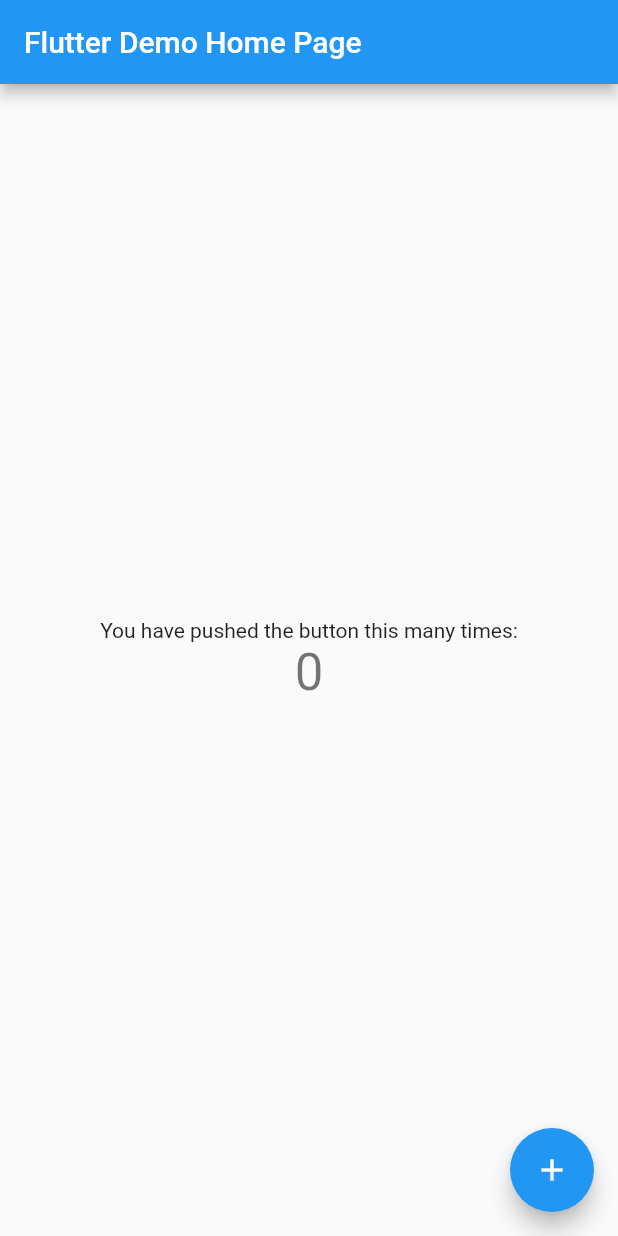
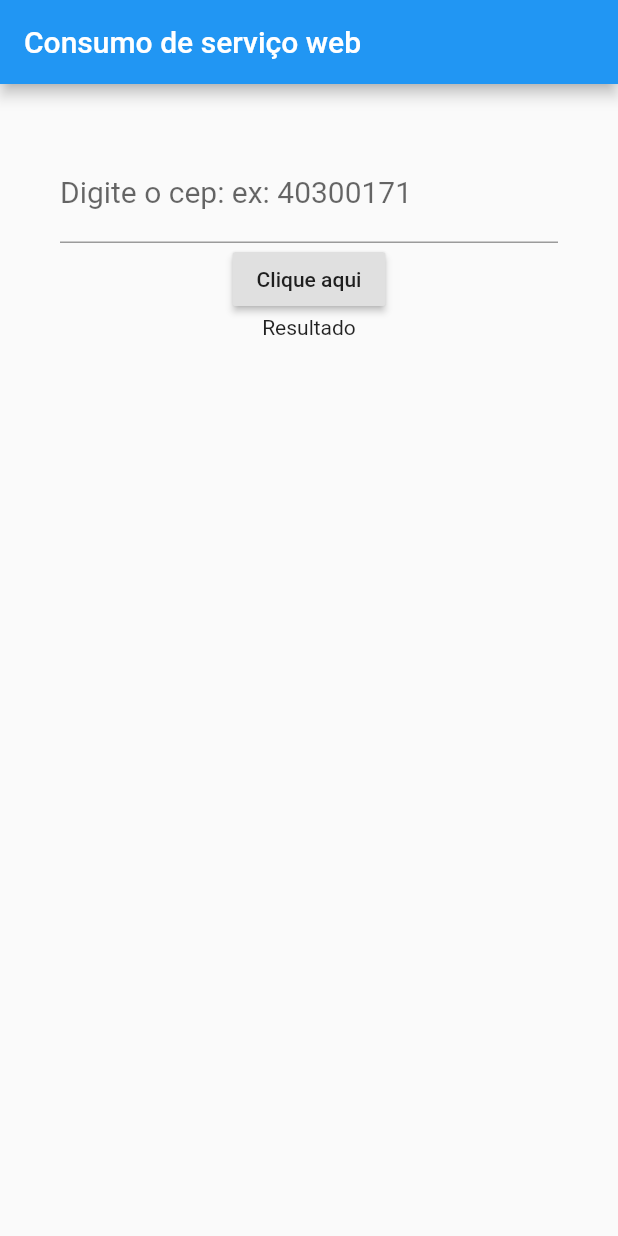
Before and after one commit to viniciusleitelima/consumo_servicos, a Flutter app: the screen it shows after launch, on a phone screen of 412 x 824 dp. Run offline on Flutter 3.47's test engine with Material 2 defaults, Android fonts, the phone set to English and light mode, and no system bars.

Commit message:
busca cep concluido

```diff
--- /dev/null
+++ b/lib/Home.dart
@@ -0,0 +1,69 @@
+import 'package:flutter/material.dart';
+import 'package:http/http.dart' as http;
+import 'dart:convert';
+
+class Home extends StatefulWidget {
+  @override
+  _HomeState createState() => _HomeState();
+}
+
+class _HomeState extends State<Home> {
+
+  TextEditingController _controllerCep = TextEditingController();
+
+  String _resultado = "Resultado";
+
+  _recuperarCep() async {
+
+    String cepDigitado = _controllerCep.text;
+    String url = "https://viacep.com.br/ws/${cepDigitado}/json";
+    http.Response response;
+
+    response = await http.get(url);
+    Map<String, dynamic> retorno = json.decode(response.body);
+    String cep_resposta = retorno["cep"];
+    String complemento = retorno["complemento"];
+    String logradouro = retorno["logradouro"];
+    String bairro = retorno["bairro"];
+    String localidade = retorno["localidade"];
+    String uf = retorno["uf"];
+    String unidade = retorno["unidade"];
+    String ibge = retorno["ibge"];
+    String gia = retorno["gia"];
+
+    setState((){
+      _resultado = "${cep_resposta}, ${complemento}, ${logradouro}, ${bairro}, ${localidade}, ${uf}, ${unidade}, ${ibge}, ${gia}";
+    });
+  }
+
+  @override
+  Widget build(BuildContext context) {
+    return Scaffold(
+      appBar: AppBar(
+        title: Text("Consumo de serviço web"),
+      ),
+      body: Container(
+        padding: EdgeInsets.all(40),
+        child: Column(
+          children: <Widget>[
+            TextField(
+              keyboardType: TextInputType.number,
+              decoration: InputDecoration(
+                labelText: "Digite o cep: ex: 40300171"
+              ),
+              style: TextStyle(
+                fontSize: 20
+              ),
+              controller: _controllerCep,
+            ),
+            RaisedButton(
+              child: Text("Clique aqui"),
+              onPressed: _recuperarCep,
+            ),
+            Text( _resultado)
+          ],
+        ),
+      )
+    );
+  }
+}
--- a/lib/main.dart
+++ b/lib/main.dart
@@ -1,111 +1,7 @@
 import 'package:flutter/material.dart';
+import 'package:consumo_servicos/Home.dart';
 
-void main() => runApp(MyApp());
 
-class MyApp extends StatelessWidget {
-  // This widget is the root of your application.
-  @override
-  Widget build(BuildContext context) {
-    return MaterialApp(
-      title: 'Flutter Demo',
-      theme: ThemeData(
-        // This is the theme of your application.
-        //
-        // Try running your application with "flutter run". You'll see the
-        // application has a blue toolbar. Then, without quitting the app, try
-        // changing the primarySwatch below to Colors.green and then invoke
-        // "hot reload" (press "r" in the console where you ran "flutter run",
-        // or simply save your changes to "hot reload" in a Flutter IDE).
-        // Notice that the counter didn't reset back to zero; the application
-        // is not restarted.
-        primarySwatch: Colors.blue,
-      ),
-      home: MyHomePage(title: 'Flutter Demo Home Page'),
-    );
-  }
-}
-
-class MyHomePage extends StatefulWidget {
-  MyHomePage({Key key, this.title}) : super(key: key);
-
-  // This widget is the home page of your application. It is stateful, meaning
-  // that it has a State object (defined below) that contains fields that affect
-  // how it looks.
-
-  // This class is the configuration for the state. It holds the values (in this
-  // case the title) provided by the parent (in this case the App widget) and
-  // used by the build method of the State. Fields in a Widget subclass are
-  // always marked "final".
-
-  final String title;
-
-  @override
-  _MyHomePageState createState() => _MyHomePageState();
-}
-
-class _MyHomePageState extends State<MyHomePage> {
-  int _counter = 0;
-
-  void _incrementCounter() {
-    setState(() {
-      // This call to setState tells the Flutter framework that something has
-      // changed in this State, which causes it to rerun the build method below
-      // so that the display can reflect the updated values. If we changed
-      // _counter without calling setState(), then the build method would not be
-      // called again, and so nothing would appear to happen.
-      _counter++;
-    });
-  }
-
-  @override
-  Widget build(BuildContext context) {
-    // This method is rerun every time setState is called, for instance as done
-    // by the _incrementCounter method above.
-    //
-    // The Flutter framework has been optimized to make rerunning build methods
-    // fast, so that you can just rebuild anything that needs updating rather
-    // than having to individually change instances of widgets.
-    return Scaffold(
-      appBar: AppBar(
-        // Here we take the value from the MyHomePage object that was created by
-        // the App.build method, and use it to set our appbar title.
-        title: Text(widget.title),
-      ),
-      body: Center(
-        // Center is a layout widget. It takes a single child and positions it
-        // in the middle of the parent.
-        child: Column(
-          // Column is also layout widget. It takes a list of children and
-          // arranges them vertically. By default, it sizes itself to fit its
-          // children horizontally, and tries to be as tall as its parent.
-          //
-          // Invoke "debug painting" (press "p" in the console, choose the
-          // "Toggle Debug Paint" action from the Flutter Inspector in Android
-          // Studio, or the "Toggle Debug Paint" command in Visual Studio Code)
-          // to see the wireframe for each widget.
-          //
-          // Column has various properties to control how it sizes itself and
-          // how it positions its children. Here we use mainAxisAlignment to
-          // center the children vertically; the main axis here is the vertical
-          // axis because Columns are vertical (the cross axis would be
-          // horizontal).
-          mainAxisAlignment: MainAxisAlignment.center,
-          children: <Widget>[
-            Text(
-              'You have pushed the button this many times:',
-            ),
-            Text(
-              '$_counter',
-              style: Theme.of(context).textTheme.display1,
-            ),
-          ],
-        ),
-      ),
-      floatingActionButton: FloatingActionButton(
-        onPressed: _incrementCounter,
-        tooltip: 'Increment',
-        child: Icon(Icons.add),
-      ), // This trailing comma makes auto-formatting nicer for build methods.
-    );
-  }
-}
+void main() => runApp(MaterialApp(
+  home: Home(),
+));
--- a/pubspec.yaml
+++ b/pubspec.yaml
@@ -23,6 +23,8 @@ dependencies:
   # The following adds the Cupertino Icons font to your application.
   # Use with the CupertinoIcons class for iOS style icons.
   cupertino_icons: ^0.1.2
+  http: ^0.12.0+1
+
 
 dev_dependencies:
   flutter_test:
```
Also changed, not shown: pubspec.lock, 1 other file.
